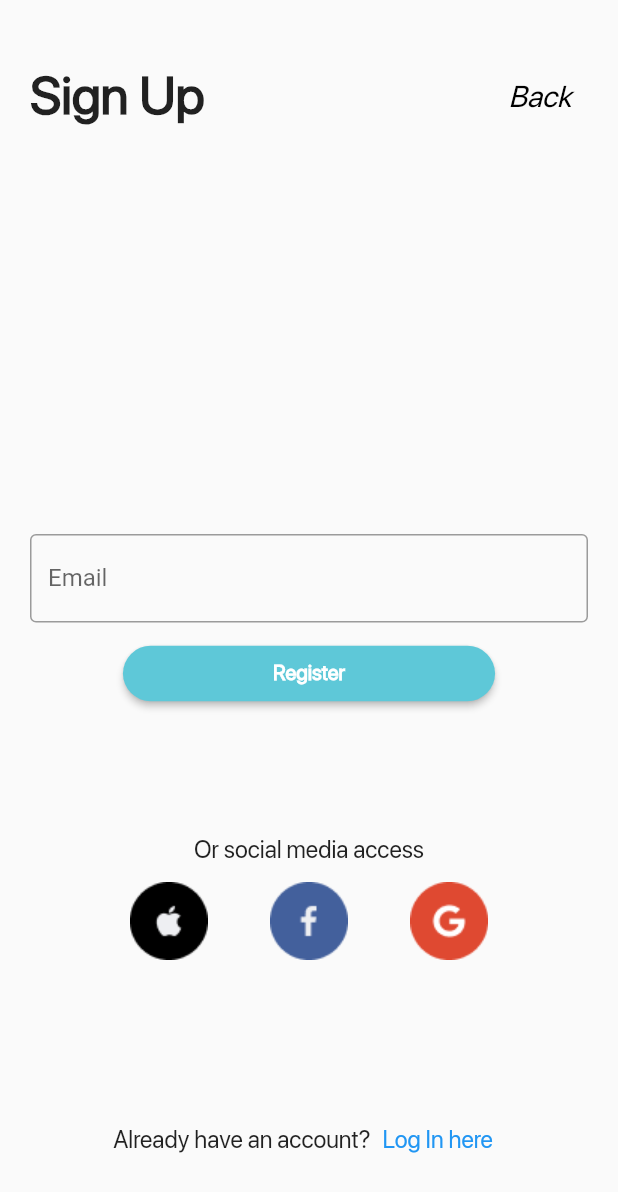
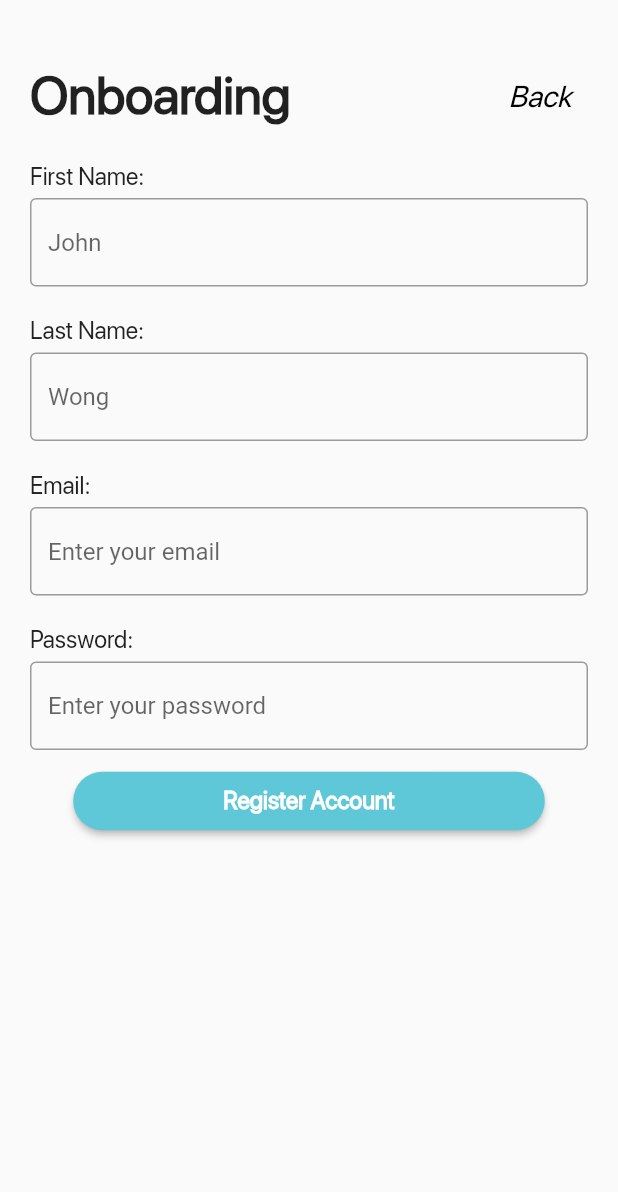
Before and after one commit to bryanjudetoh/capstone-flutter-app, a Flutter app: the SignUpScreen screen opened by its route, after a tap on "Register", on a phone screen of 412 x 824 dp. Shown: the top 1192 px of the screen. Run offline on Flutter 3.47's test engine with Material 2 defaults, Android fonts, the phone set to English and light mode, and no system bars; our stand-ins replace form_field_validator.

Commit message:
added onboarding screens

```diff
--- a/lib/main.dart
+++ b/lib/main.dart
@@ -1,7 +1,8 @@
 import 'package:flutter/material.dart';
 import 'package:youthapp/Screens/login.dart';
-import 'package:youthapp/Screens/signup.dart';
-import 'package:youthapp/Screens/forgotpw.dart';
+import 'package:youthapp/screens/signup.dart';
+import 'package:youthapp/screens/forgotpw.dart';
+import 'package:youthapp/screens/onboarding.dart';
 import 'Screens/welcome.dart';
 import 'package:youthapp/constants.dart';
 
@@ -16,15 +17,12 @@ class MyApp extends StatelessWidget {
     return MaterialApp(
       title: 'Youth App',
       debugShowCheckedModeBanner: false,
-      theme: ThemeData(
-        primaryColor: kWhite,
-      ),
       initialRoute: '/',
       routes: {
         '/': (context) => WelcomeScreen(),
         '/login': (context) => LoginScreen(),
+        '/forgotpw': (context) => ForgotPasswordScreen(),
         '/signup': (context) => SignUpScreen(),
-        '/forgotpw': (context) => ForgotPasswordScreen(),
       },
     );
   }
--- /dev/null
+++ b/lib/screens/onboarding.dart
@@ -0,0 +1,172 @@
+import 'package:flutter/material.dart';
+import 'package:youthapp/constants.dart';
+import 'package:youthapp/widgets/rounded-button.dart';
+import 'package:youthapp/utilities/validators.dart';
+import 'package:form_field_validator/form_field_validator.dart';
+
+class OnboardingScreen extends StatefulWidget {
+  final String email;
+  const OnboardingScreen({Key? key, required this.email}) : super(key: key);
+
+  @override
+  _OnboardingScreenState createState() => _OnboardingScreenState();
+}
+
+class _OnboardingScreenState extends State<OnboardingScreen> {
+  final _formkey = GlobalKey<FormState>();
+  String email = '';
+  String password = '';
+  String firstName = '';
+  String lastName = '';
+
+  @override
+  void initState() {
+    if (widget.email.length > 0) {
+      email = widget.email;
+    }
+  }
+
+  @override
+  Widget build(BuildContext context) {
+    return Scaffold(
+      resizeToAvoidBottomInset: true,
+      body: SingleChildScrollView(
+        padding: EdgeInsets.fromLTRB(20.0, 40.0, 20.0, 40.0),
+        child: Column(
+          children: <Widget>[
+            Row(
+                mainAxisAlignment: MainAxisAlignment.spaceBetween,
+                children: <Widget>[
+                  Text(
+                    "Onboarding",
+                    style: TextStyle(fontFamily: 'SF Pro Display',
+                        fontSize: 35.0,
+                        fontWeight: FontWeight.bold),
+                  ),
+                  TextButton(
+                    style: TextButton.styleFrom(
+                      textStyle: const TextStyle(fontSize: 20),
+                    ),
+                    onPressed: () {Navigator.pop(context);},
+                    child: const Text('Back',
+                      style: TextStyle( fontFamily: "SF Pro Display", fontSize: 20.0, fontStyle: FontStyle.italic, color: Colors.black),
+                    ),
+                  ),
+                ]
+            ),
+            SizedBox( height: 10.0,),
+            Form(
+              key: _formkey,
+              child: Column(
+                children: <Widget>[
+                  Padding(
+                      padding: EdgeInsets.symmetric(vertical: 10.0),
+                      child: Column(
+                        crossAxisAlignment: CrossAxisAlignment.start,
+                        children: <Widget>[
+                          Text(
+                            'First Name:',
+                            style: TextStyle(fontFamily: 'SF Pro Display',
+                                fontSize: 16.0),
+                          ),
+                          SizedBox( height: 5.0,),
+                          TextFormField(
+                            decoration: InputDecoration(
+                              border: OutlineInputBorder(),
+                              hintText: 'John',
+                            ),
+                            validator: RequiredValidator(errorText: "* Required"),
+                            onSaved: (value) => firstName = value!,
+                          ),
+                        ],
+                      )
+                  ),// First Name
+                  Padding(
+                      padding: EdgeInsets.symmetric(vertical: 10.0),
+                      child: Column(
+                        crossAxisAlignment: CrossAxisAlignment.start,
+                        children: <Widget>[
+                          Text(
+                            'Last Name:',
+                            style: TextStyle(fontFamily: 'SF Pro Display',
+                                fontSize: 16.0),
+                          ),
+                          SizedBox( height: 5.0,),
+                          TextFormField(
+                            decoration: InputDecoration(
+                              border: OutlineInputBorder(),
+                              hintText: 'Wong',
+                            ),
+                            validator: RequiredValidator(errorText: "* Required"),
+                            onSaved: (value) => lastName = value!,
+                          ),
+                        ],
+                      )
+                  ),// Last Name
+                  Padding(
+                      padding: EdgeInsets.symmetric(vertical: 10.0),
+                      child: Column(
+                        crossAxisAlignment: CrossAxisAlignment.start,
+                        children: <Widget>[
+                          Text(
+                            'Email:',
+                            style: TextStyle(fontFamily: 'SF Pro Display',
+                                fontSize: 16.0),
+                          ),
+                          SizedBox( height: 5.0,),
+                          TextFormField(
+                            initialValue: this.email,
+                            decoration: InputDecoration(
+                              border: OutlineInputBorder(),
+                              hintText: 'Enter your email',
+                            ),
+                            validator: emailValidator,
+                            onSaved: (value) => email = value!,
+                          ),
+                        ],
+                      )
+                  ),// Email
+                  Padding(
+                      padding: EdgeInsets.symmetric(vertical: 10.0),
+                      child: Column(
+                        crossAxisAlignment: CrossAxisAlignment.start,
+                        children: <Widget>[
+                          Text(
+                            'Password:',
+                            style: TextStyle(fontFamily: 'SF Pro Display',
+                                fontSize: 16.0),
+                          ),
+                          SizedBox( height: 5.0,),
+                          TextFormField(
+                            obscureText: true,
+                            decoration: InputDecoration(
+                              border: OutlineInputBorder(),
+                              hintText: 'Enter your password',
+                            ),
+                            validator: passwordValidator,
+                            onSaved: (value) => password = value!,
+                          ),
+                        ],
+                      )
+                  ),// Password
+                ],
+              ),
+            ),
+            RoundedButton("Register Account", submit, kLightBlue)
+          ],
+        ),
+      ),
+    );
+  }
+
+  void submit() {
+    final form = _formkey.currentState!;
+
+    if (form.validate()) {
+      form.save();
+
+      print('Form valid: $firstName, $lastName, $email, $password');
+      //setState(() => isSignedIn = true);
+    }
+  }
+}
--- a/lib/Screens/signup.dart
+++ b/lib/screens/signup.dart
@@ -1,4 +1,5 @@
 import 'package:flutter/material.dart';
+import 'package:youthapp/screens/onboarding.dart';
 import 'package:youthapp/constants.dart';
 import 'package:youthapp/widgets/rounded-button.dart';
 import 'package:youthapp/utilities/validators.dart';
@@ -11,7 +12,7 @@ class SignUpScreen extends StatefulWidget {
 }
 
 class _SignUpScreenState extends State<SignUpScreen> {
-
+  final _formkey = GlobalKey<FormState>();
   String email = '';
 
   @override
@@ -48,7 +49,9 @@ class _SignUpScreenState extends State<SignUpScreen> {
               ),
               Column(
                 children: <Widget>[
-                  TextFormField(
+                  Form(
+                    key: _formkey,
+                    child: TextFormField(
                       decoration: InputDecoration(
                         border: OutlineInputBorder(),
                         labelText: 'Email',
@@ -57,8 +60,9 @@ class _SignUpScreenState extends State<SignUpScreen> {
                       validator: emailValidator,
                       onSaved: (value) => email = value!,
                     ),
+                  ),
                   SizedBox( height: 10.0,),
-                  RoundedButton('Register', () => {Navigator.pushNamed(context, '/registration', arguments: email)}, kLightBlue),
+                  RoundedButton('Register', register, kLightBlue),
                 ],
               ),
               Column(
@@ -122,4 +126,15 @@ class _SignUpScreenState extends State<SignUpScreen> {
       ),
     );
   }
+
+  void register() {
+    final form = _formkey.currentState!;
+
+    if (form.validate()) {
+      form.save();
+
+      print('Form valid: $email');
     }
+    Navigator.push(context, MaterialPageRoute(builder: (context) => OnboardingScreen(email: email)));
+  }
+}
--- a/lib/Screens/welcome.dart
+++ b/lib/screens/welcome.dart
@@ -22,7 +22,7 @@ class WelcomeScreen extends StatelessWidget {
                 RoundedButton("Sign Up", () => Navigator.pushNamed(context, '/signup'), kLightBlue),
                 ElevatedButton(
                   child: Text('Log In',
-                    style: TextStyle(fontFamily: 'SF Pro Display', color: kLightBlue, fontWeight: FontWeight.bold),
+                    style: TextStyle(fontFamily: 'SF Pro Display', color: kLightBlue, fontWeight: FontWeight.bold, fontSize: 16.0),
                   ),
                   style: ElevatedButton.styleFrom(
                     shape: new RoundedRectangleBorder(
--- a/lib/utilities/validators.dart
+++ b/lib/utilities/validators.dart
@@ -6,6 +6,7 @@ final emailValidator = MultiValidator([
 ]);
 
 final passwordValidator = MultiValidator([
-  RequiredValidator(errorText: 'password is required'),
-  LengthRangeValidator(errorText: 'password must be between 8 to 30 characters long', max: 30, min: 8),
+  RequiredValidator(errorText: 'Password is required'),
+  LengthRangeValidator(errorText: 'Password must be between 8 to 30 characters long', max: 30, min: 8),
+  PatternValidator(r'(^[^ \n]*$)', errorText: 'Password cannot have any spaces or newline characters')
 ]);
--- a/lib/widgets/rounded-button.dart
+++ b/lib/widgets/rounded-button.dart
@@ -12,7 +12,7 @@ class RoundedButton extends StatelessWidget {
   Widget build(BuildContext context) {
     return ElevatedButton(
       child: Text(title,
-        style: TextStyle(fontFamily: 'SF Pro Display', fontWeight: FontWeight.bold),
+        style: TextStyle(fontFamily: 'SF Pro Display', fontWeight: FontWeight.bold, fontSize: 16.0),
       ),
       style: ElevatedButton.styleFrom(
         shape: new RoundedRectangleBorder(
```
Also changed, not shown: lib/screens/forgotpw.dart (renamed from lib/Screens/forgotpw.dart), lib/screens/login.dart (renamed from lib/Screens/login.dart), 1 other file. Lines whose indentation alone changed are shown as unchanged.
